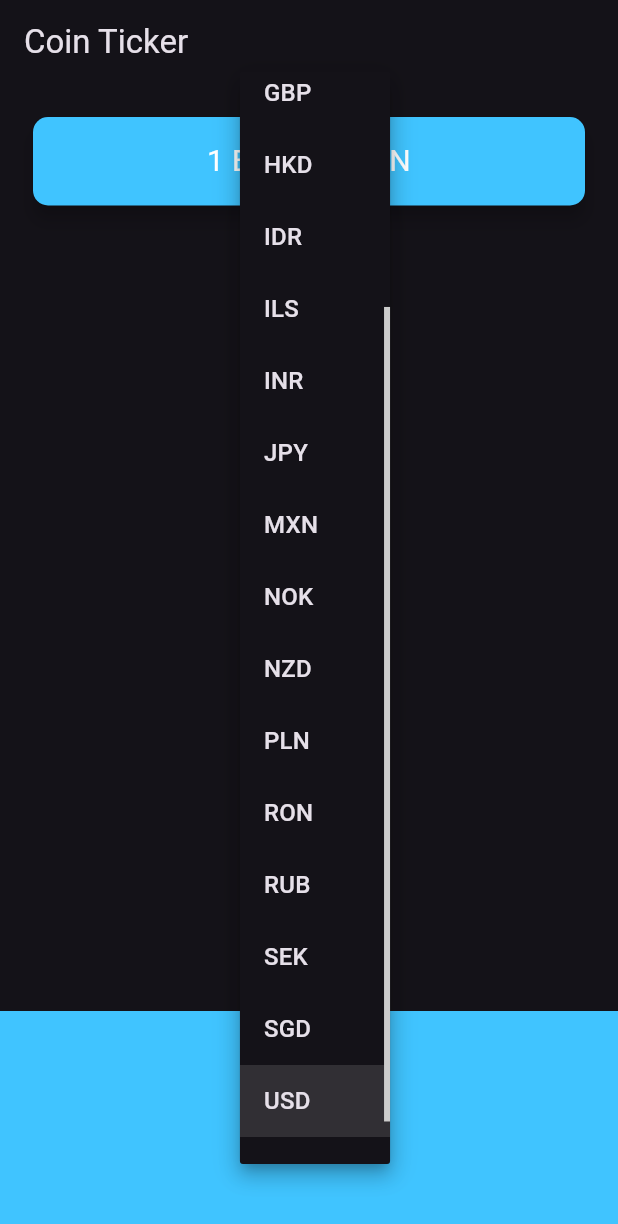
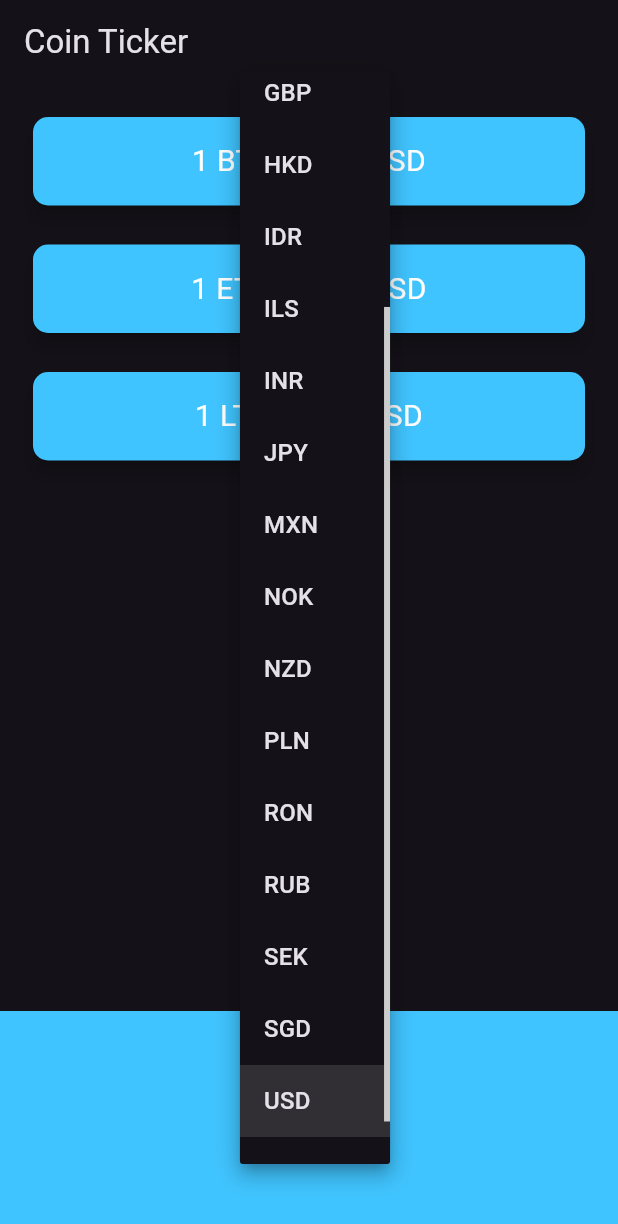
Before and after one commit to Erick360/crypto_currency, a Flutter app: the screen it shows after launch, after a tap on "USD", on a phone screen of 412 x 824 dp. Shown: the top 1224 px of the screen. Run offline on Flutter 3.47's test engine with Material 3 defaults, Android fonts, the phone set to English and light mode, and no system bars; network calls fail.

Commit message:
adding coin api

```diff
--- /dev/null
+++ b/lib/Screens/price_screen.dart
@@ -0,0 +1,170 @@
+import 'package:flutter/material.dart';
+import 'package:flutter/cupertino.dart';
+import 'dart:io' show Platform;
+import '../coin_data.dart';
+import '../services/tracker_model.dart';
+
+class PriceScreen extends StatefulWidget {
+  const PriceScreen({super.key});
+
+  @override
+  _PriceScreenState createState() => _PriceScreenState();
+}
+
+class _PriceScreenState extends State<PriceScreen> {
+  TrackerModel model = TrackerModel();
+  String selectedCurrency = "USD";
+
+  /* for Android UI */
+  DropdownButton<String> androidDropdown() {
+    List<DropdownMenuItem<String>> dropdownItems = [];
+    for (int i = 0; i < currenciesList.length; i++) {
+      String currency = currenciesList[i];
+
+      var newItem = DropdownMenuItem(
+        value: currency,
+        child: Text(currency),
+      );
+      dropdownItems.add(newItem);
+    }
+
+    return DropdownButton(
+      value: selectedCurrency,
+      items: dropdownItems,
+      onChanged: (value) {
+        setState(() {
+          selectedCurrency = value!;
+        });
+      },
+    );
+  }
+
+  /* for iOS UI */
+  CupertinoPicker iOSPicker() {
+    List<Text> pickerItems = [];
+    for (String currency in currenciesList) {
+      pickerItems.add(Text(currency));
+    }
+
+    return CupertinoPicker(
+        backgroundColor: Colors.lightBlueAccent,
+        itemExtent: 32.0,
+        onSelectedItemChanged: (selectedIndex) {
+          setState(() {
+            selectedCurrency = currenciesList[selectedIndex];
+            getData();
+          });
+        },
+        children: pickerItems);
+  }
+
+  Map<String, String> coinValues = {};
+  bool isWaiting = false;
+
+  void getData() async {
+    isWaiting = true;
+    try {
+      var data = await model.getCurrency(selectedCurrency);
+      isWaiting = false;
+      setState(() {
+        coinValues = data;
+      });
+    } catch (e) {
+      rethrow;
+    }
+  }
+
+  @override
+  void initState() {
+    super.initState();
+    getData();
+  }
+
+  Column makeCards() {
+    List<CryptoCard> cryptoCards = [];
+    for (String crypto in cryptoList) {
+      cryptoCards.add(
+        CryptoCard(
+          cryptoCurrency: crypto,
+          selectedCurrency: selectedCurrency,
+          value: isWaiting ? '?' : (coinValues[crypto] ?? 'N/A'),
+        ),
+      );
+    }
+    return Column(
+      crossAxisAlignment: CrossAxisAlignment.stretch,
+      children: cryptoCards,
+    );
+  }
+
+/*
+  Widget? getPicker(){
+    if(Platform.isIOS){
+      return iOSPicker();
+    }else if(Platform.isAndroid){
+      return androidDropdown();
+    }
+    return null;
+  }
+*/
+
+  @override
+  Widget build(BuildContext context) {
+    return Scaffold(
+      appBar: AppBar(
+        title: const Text('Coin Ticker'),
+      ),
+      body: Column(
+        mainAxisAlignment: MainAxisAlignment.spaceBetween,
+        crossAxisAlignment: CrossAxisAlignment.stretch,
+        children: <Widget>[
+          makeCards(),
+          Container(
+            height: 150.0,
+            alignment: Alignment.center,
+            padding: const EdgeInsets.only(bottom: 30.0),
+            color: Colors.lightBlueAccent,
+            child: Platform.isAndroid ? androidDropdown() : iOSPicker(),
+          ),
+        ],
+      ),
+    );
+  }
+}
+
+class CryptoCard extends StatelessWidget {
+  const CryptoCard({super.key,
+    required this.value,
+    required this.selectedCurrency,
+    required this.cryptoCurrency,
+  });
+
+  final String value;
+  final String selectedCurrency;
+  final String cryptoCurrency;
+
+  @override
+  Widget build(BuildContext context) {
+    return Padding(
+      padding: const EdgeInsets.fromLTRB(18.0, 18.0, 18.0, 0),
+      child: Card(
+        color: Colors.lightBlueAccent,
+        elevation: 5.0,
+        shape: RoundedRectangleBorder(
+          borderRadius: BorderRadius.circular(10.0),
+        ),
+        child: Padding(
+          padding: const EdgeInsets.symmetric(vertical: 15.0, horizontal: 28.0),
+          child: Text(
+            '1 $cryptoCurrency = $value $selectedCurrency',
+            textAlign: TextAlign.center,
+            style: const TextStyle(
+              fontSize: 20.0,
+              color: Colors.white,
+            ),
+          ),
+        ),
+      ),
+    );
+  }
+}
--- a/lib/coin_data.dart
+++ b/lib/coin_data.dart
@@ -21,7 +21,7 @@ const List<String> currenciesList = [
   'ZAR'
 ];
 
-const List<String> cryptoLidt = [
+const List<String> cryptoList = [
   'BTC',
   'ETH',
   'LTC'
--- a/lib/main.dart
+++ b/lib/main.dart
@@ -1,5 +1,5 @@
 import 'package:flutter/material.dart';
-import 'price_screen.dart';
+import 'Screens/price_screen.dart';
 
 void main() {
   runApp(const MyApp());
@@ -12,7 +12,7 @@ class MyApp extends StatelessWidget {
   Widget build(BuildContext context) {
     return MaterialApp(
       theme: ThemeData.dark(),
-      home: PriceScreen(),
+      home: const PriceScreen(),
     );
   }
 }
--- a/lib/price_screen.dart
+++ /dev/null
@@ -1,107 +0,0 @@
-import 'package:flutter/material.dart';
-import 'package:flutter/cupertino.dart';
-import 'dart:io' show Platform;
-import 'coin_data.dart';
-
-class PriceScreen extends StatefulWidget {
-  const PriceScreen({super.key});
-
-  @override
-  _PriceScreenState createState() => _PriceScreenState();
-}
-
-class _PriceScreenState extends State<PriceScreen> {
-  String? selectedCurrency = "USD";
-
-  /* for Android UI */
-  DropdownButton<String> androidDropdown() {
-    List<DropdownMenuItem<String>> dropdownItems = [];
-    for (int i = 0; i < currenciesList.length; i++) {
-      String currency = currenciesList[i];
-
-      var newItem = DropdownMenuItem(
-        value: currency,
-        child: Text(currency),
-      );
-      dropdownItems.add(newItem);
-    }
-
-    return DropdownButton(
-      value: selectedCurrency,
-      items: dropdownItems,
-      onChanged: (value) {
-        setState(() {
-          selectedCurrency = value;
-        });
-      },
-    );
-  }
-
-  /* for iOS UI */
-  CupertinoPicker iOSPicker(){
-    List<Text> pickerItems = [];
-    for (String currency in currenciesList) {
-      pickerItems.add(Text(currency));
-    }
-
-   return CupertinoPicker(
-        backgroundColor: Colors.lightBlueAccent,
-        itemExtent: 32.0,
-        onSelectedItemChanged: (selectedIndex) {},
-        children: pickerItems
-   );
-  }
-
-/*
-  Widget? getPicker(){
-    if(Platform.isIOS){
-      return iOSPicker();
-    }else if(Platform.isAndroid){
-      return androidDropdown();
-    }
-    return null;
-  }
-*/
-
-  @override
-  Widget build(BuildContext context) {
-    return Scaffold(
-      appBar: AppBar(
-        title: const Text('Coin Ticker'),
-      ),
-      body: Column(
-        mainAxisAlignment: MainAxisAlignment.spaceBetween,
-        crossAxisAlignment: CrossAxisAlignment.stretch,
-        children: <Widget>[
-          Padding(
-            padding: const EdgeInsets.fromLTRB(18.0, 18.0, 18.0, 0),
-            child: Card(
-              color: Colors.lightBlueAccent,
-              elevation: 5.0,
-              shape: RoundedRectangleBorder(
-                  borderRadius: BorderRadius.circular(10.0)),
-              child: const Padding(
-                padding: EdgeInsets.symmetric(vertical: 15.0, horizontal: 28.0),
-                child: Text(
-                  '1 BTC = ? MXN',
-                  textAlign: TextAlign.center,
-                  style: TextStyle(
-                    fontSize: 20.0,
-                    color: Colors.white,
-                  ),
-                ),
-              ),
-            ),
-          ),
-          Container(
-            height: 150.0,
-            alignment: Alignment.center,
-            padding: const EdgeInsets.only(bottom: 30.0),
-            color: Colors.lightBlueAccent,
-            child:  Platform.isAndroid ? androidDropdown() : iOSPicker(),
-          ),
-        ],
-      ),
-    );
-  }
-}
--- /dev/null
+++ b/lib/services/network.dart
@@ -0,0 +1,48 @@
+import 'package:flutter/material.dart';
+import 'package:http/http.dart' as http;
+import 'dart:convert';
+
+class Networking {
+  Networking(this.url);
+  final String url;
+
+  get context => null;
+
+  Future getData() async {
+    http.Response response = await http.get(Uri.parse(url));
+    if (response.statusCode == 200) {
+      String data = response.body;
+      var decodeData = jsonDecode(data);
+      return decodeData;
+    } else {
+      showMessage();
+    }
+  }
+
+  Future<void> showMessage() async {
+    return showDialog<void>(
+      context: context,
+      barrierDismissible: false,
+      builder: (BuildContext context) {
+        return AlertDialog(
+          title: const Text('Error'),
+          content: const SingleChildScrollView(
+            child: ListBody(
+              children: <Widget>[
+                Text('Connexion Error'),
+              ],
+            ),
+          ),
+          actions: <Widget>[
+            TextButton(
+              onPressed: () {
+                Navigator.of(context).pop();
+              },
+              child: const Text('OK'),
+            )
+          ],
+        );
+      },
+    );
+  }
+}
--- /dev/null
+++ b/lib/services/tracker_model.dart
@@ -0,0 +1,36 @@
+import 'package:bitcoin_tracker/coin_data.dart';
+import 'package:flutter/foundation.dart';
+import 'network.dart';
+
+const apiKey = "your api here";
+const coinApiUrl = "https://api-realtime.exrates.coinapi.io/v1/exchangerate";
+
+class TrackerModel {
+  Future<dynamic> getCurrency(String currency) async {
+    Map<String, String> cryptoPrices = {};
+    try {
+      for (String crypto in cryptoList) {
+        String url = '$coinApiUrl/$crypto/$currency?apikey=$apiKey';
+        Networking networking = Networking(url);
+        var request = await networking.getData();
+        if (request != null && request.containsKey('rate')) {
+          double price = request['rate'];
+          cryptoPrices[crypto] = price.toStringAsFixed(0);
+        } else {
+          if (kDebugMode) {
+            print('Error: Missing "rate" in response for $crypto/$currency');
+          }
+          cryptoPrices[crypto] = 'N/A';
+        }
+      }
+    }catch(e){
+      if (kDebugMode) {
+        print('Error fetching data: $e');
+      }
+      for (String crypto in cryptoList) {
+        cryptoPrices[crypto] = 'N/A';
+      }
+    }
+    return cryptoPrices;
+  }
+}
--- a/pubspec.yaml
+++ b/pubspec.yaml
@@ -35,6 +35,7 @@ dependencies:
   # The following adds the Cupertino Icons font to your application.
   # Use with the CupertinoIcons class for iOS style icons.
   cupertino_icons: ^1.0.8
+  http: ^1.3.0
 
 dev_dependencies:
   flutter_test:
```
Also changed, not shown: pubspec.lock.
